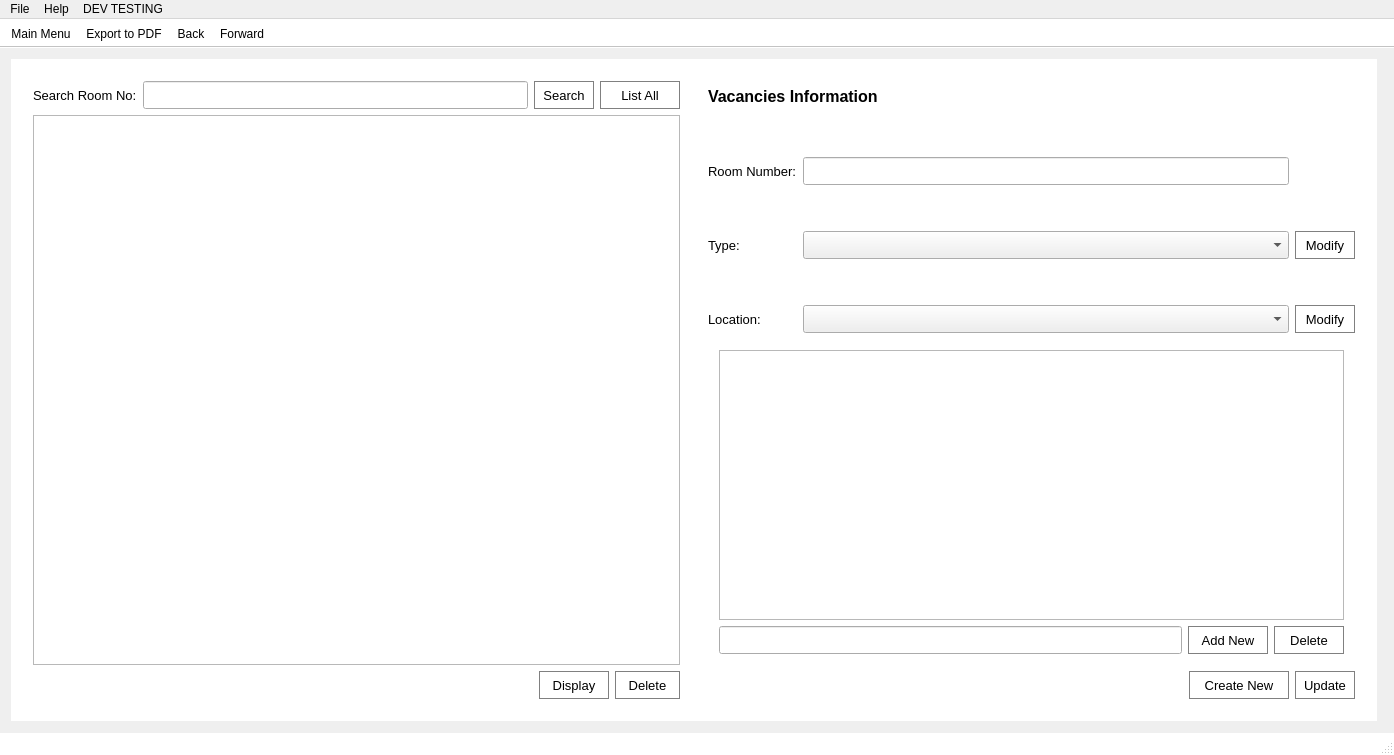
Above: ArcApp/mainwindow.ui from Arc-Project/Arc before the change. Below: the same form after it.
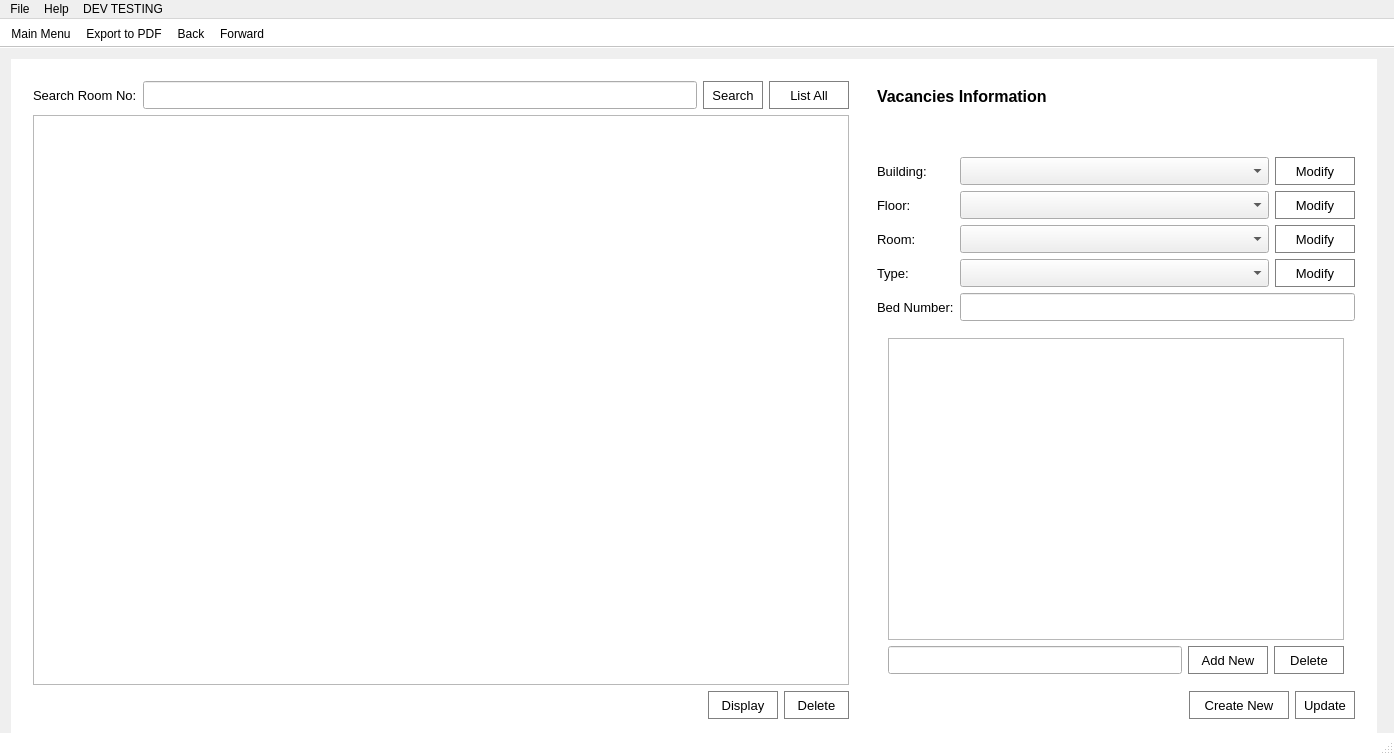
That is the form after the change. The open tabs and pages were chosen to show the change. Icons and pictures are not drawn.

Diff of the .ui file:
```diff
--- a/ArcApp/mainwindow.ui
+++ b/ArcApp/mainwindow.ui
@@ -110,11 +110,11 @@
       <x>11</x>
       <y>11</y>
       <width>1366</width>
-      <height>662</height>
+      <height>682</height>
      </rect>
     </property>
     <property name="currentIndex">
-     <number>3</number>
+     <number>12</number>
     </property>
     <widget class="QWidget" name="mainMenu">
      <layout class="QGridLayout" name="gridLayout_5">
@@ -1425,13 +1425,13 @@
              <widget class="QTimeEdit" name="wakeTime">
               <property name="minimumSize">
                <size>
-                <width>0</width>
+                <width>116</width>
                 <height>28</height>
                </size>
               </property>
               <property name="maximumSize">
                <size>
-                <width>130</width>
+                <width>116</width>
                 <height>16777215</height>
                </size>
               </property>
@@ -2047,6 +2047,11 @@
                  <height>28</height>
                 </size>
                </property>
+               <property name="font">
+                <font>
+                 <pointsize>10</pointsize>
+                </font>
+               </property>
                <property name="currentText">
                 <string>STANDARD</string>
                </property>
@@ -2473,6 +2478,11 @@
                      <height>28</height>
                     </size>
                    </property>
+                   <property name="font">
+                    <font>
+                     <pointsize>10</pointsize>
+                    </font>
+                   </property>
                    <property name="maximum">
                     <double>999.990000000000009</double>
                    </property>
@@ -2524,6 +2534,11 @@
                      <height>28</height>
                     </size>
                    </property>
+                   <property name="font">
+                    <font>
+                     <pointsize>10</pointsize>
+                    </font>
+                   </property>
                    <property name="maximum">
                     <double>999.990000000000009</double>
                    </property>
@@ -3622,7 +3637,7 @@
            <item row="0" column="1">
             <widget class="QStackedWidget" name="swdg_reports">
              <property name="currentIndex">
-              <number>0</number>
+              <number>3</number>
              </property>
              <widget class="QWidget" name="page_3">
               <layout class="QGridLayout" name="gridLayout_25">
@@ -3701,6 +3716,11 @@
                      <height>28</height>
                     </size>
                    </property>
+                   <property name="font">
+                    <font>
+                     <pointsize>10</pointsize>
+                    </font>
+                   </property>
                    <property name="calendarPopup">
                     <bool>true</bool>
                    </property>
@@ -4091,6 +4111,11 @@
                         <height>28</height>
                        </size>
                       </property>
+                      <property name="font">
+                       <font>
+                        <pointsize>10</pointsize>
+                       </font>
+                      </property>
                       <property name="calendarPopup">
                        <bool>true</bool>
                       </property>
@@ -4110,6 +4135,11 @@
                         <height>16777215</height>
                        </size>
                       </property>
+                      <property name="font">
+                       <font>
+                        <pointsize>10</pointsize>
+                       </font>
+                      </property>
                       <property name="readOnly">
                        <bool>false</bool>
                       </property>
@@ -4498,6 +4528,11 @@
                          <height>28</height>
                         </size>
                        </property>
+                       <property name="font">
+                        <font>
+                         <pointsize>10</pointsize>
+                        </font>
+                       </property>
                        <property name="calendarPopup">
                         <bool>true</bool>
                        </property>
@@ -4525,6 +4560,11 @@
                          <height>28</height>
                         </size>
                        </property>
+                       <property name="font">
+                        <font>
+                         <pointsize>10</pointsize>
+                        </font>
+                       </property>
                        <item>
                         <property name="text">
                          <string>ALL</string>
@@ -4744,6 +4784,11 @@
                      <height>28</height>
                     </size>
                    </property>
+                   <property name="font">
+                    <font>
+                     <pointsize>10</pointsize>
+                    </font>
+                   </property>
                   </widget>
                  </item>
                  <item row="1" column="0">
@@ -4772,6 +4817,11 @@
                      <height>28</height>
                     </size>
                    </property>
+                   <property name="font">
+                    <font>
+                     <pointsize>10</pointsize>
+                    </font>
+                   </property>
                   </widget>
                  </item>
                  <item row="2" column="0">
@@ -4800,6 +4850,11 @@
                      <height>28</height>
                     </size>
                    </property>
+                   <property name="font">
+                    <font>
+                     <pointsize>10</pointsize>
+                    </font>
+                   </property>
                   </widget>
                  </item>
                  <item row="3" column="0">
@@ -4828,6 +4883,11 @@
                      <height>28</height>
                     </size>
                    </property>
+                   <property name="font">
+                    <font>
+                     <pointsize>10</pointsize>
+                    </font>
+                   </property>
                   </widget>
                  </item>
                  <item row="4" column="0">
@@ -4856,6 +4916,11 @@
                      <height>28</height>
                     </size>
                    </property>
+                   <property name="font">
+                    <font>
+                     <pointsize>10</pointsize>
+                    </font>
+                   </property>
                   </widget>
                  </item>
                 </layout>
@@ -4894,6 +4959,11 @@
                      <height>28</height>
                     </size>
                    </property>
+                   <property name="font">
+                    <font>
+                     <pointsize>10</pointsize>
+                    </font>
+                   </property>
                   </widget>
                  </item>
                  <item row="1" column="0">
@@ -4922,6 +4992,11 @@
                      <height>28</height>
                     </size>
                    </property>
+                   <property name="font">
+                    <font>
+                     <pointsize>10</pointsize>
+                    </font>
+                   </property>
                   </widget>
                  </item>
                  <item row="2" column="0">
@@ -4950,6 +5025,11 @@
                      <height>28</height>
                     </size>
                    </property>
+                   <property name="font">
+                    <font>
+                     <pointsize>10</pointsize>
+                    </font>
+                   </property>
                   </widget>
                  </item>
                  <item row="3" column="0">
@@ -4978,6 +5058,11 @@
                      <height>28</height>
                     </size>
                    </property>
+                   <property name="font">
+                    <font>
+                     <pointsize>10</pointsize>
+                    </font>
+                   </property>
                   </widget>
                  </item>
                  <item row="4" column="0">
@@ -5006,6 +5091,11 @@
                      <height>28</height>
                     </size>
                    </property>
+                   <property name="font">
+                    <font>
+                     <pointsize>10</pointsize>
+                    </font>
+                   </property>
                   </widget>
                  </item>
                 </layout>
@@ -5327,13 +5417,88 @@
           <height>0</height>
          </size>
         </property>
-        <layout class="QGridLayout" name="gridLayout_40">
-         <item row="0" column="0">
-          <layout class="QVBoxLayout" name="verticalLayout_5">
+        <layout class="QGridLayout" name="gridLayout_22">
+         <item row="4" column="0" colspan="2">
+          <widget class="QStackedWidget" name="stackedWidget_2">
+           <property name="currentIndex">
+            <number>0</number>
+           </property>
+           <widget class="QWidget" name="page_4">
+            <layout class="QGridLayout" name="gridLayout_42">
+             <item row="0" column="0">
+              <widget class="QListWidget" name="list_roomTypeLoc">
+               <property name="frameShape">
+                <enum>QFrame::StyledPanel</enum>
+               </property>
+              </widget>
+             </item>
+             <item row="1" column="0">
+              <layout class="QHBoxLayout" name="horizontalLayout_32">
+               <item>
+                <widget class="QLineEdit" name="le_newTypeLoc">
+                 <property name="sizePolicy">
+                  <sizepolicy hsizetype="Expanding" vsizetype="Fixed">
+                   <horstretch>0</horstretch>
+                   <verstretch>0</verstretch>
+                  </sizepolicy>
+                 </property>
+                 <property name="minimumSize">
+                  <size>
+                   <width>0</width>
+                   <height>28</height>
+                  </size>
+                 </property>
+                </widget>
+               </item>
+               <item>
+                <widget class="QPushButton" name="btn_newTypeLoc">
+                 <property name="minimumSize">
+                  <size>
+                   <width>80</width>
+                   <height>28</height>
+                  </size>
+                 </property>
+                 <property name="font">
+                  <font>
+                   <pointsize>10</pointsize>
+                  </font>
+                 </property>
+                 <property name="text">
+                  <string>Add New</string>
+                 </property>
+                </widget>
+               </item>
+               <item>
+                <widget class="QPushButton" name="btn_delTypeLoc">
+                 <property name="minimumSize">
+                  <size>
+                   <width>70</width>
+                   <height>28</height>
+                  </size>
+                 </property>
+                 <property name="font">
+                  <font>
+                   <pointsize>10</pointsize>
+                  </font>
+                 </property>
+                 <property name="text">
+                  <string>Delete</string>
+                 </property>
+                </widget>
+               </item>
+              </layout>
+             </item>
+            </layout>
+           </widget>
+           <widget class="QWidget" name="page_9"/>
+          </widget>
+         </item>
+         <item row="5" column="0" colspan="2">
+          <layout class="QHBoxLayout" name="horizontalLayout_29">
            <item>
-            <widget class="QLabel" name="label_39">
+            <widget class="QLabel" name="lbl_editUserWarning_3">
              <property name="sizePolicy">
-              <sizepolicy hsizetype="Preferred" vsizetype="Fixed">
+              <sizepolicy hsizetype="Preferred" vsizetype="Ignored">
                <horstretch>0</horstretch>
                <verstretch>0</verstretch>
               </sizepolicy>
@@ -5341,367 +5506,393 @@
              <property name="minimumSize">
               <size>
                <width>0</width>
-               <height>30</height>
+               <height>28</height>
               </size>
              </property>
              <property name="font">
               <font>
-               <pointsize>12</pointsize>
-               <weight>75</weight>
-               <bold>true</bold>
+               <pointsize>10</pointsize>
               </font>
              </property>
              <property name="text">
-              <string>Vacancies Information</string>
+              <string/>
              </property>
             </widget>
            </item>
            <item>
-            <spacer name="verticalSpacer_13">
+            <spacer name="horizontalSpacer_25">
              <property name="orientation">
-              <enum>Qt::Vertical</enum>
-             </property>
-             <property name="sizeType">
-              <enum>QSizePolicy::Minimum</enum>
+              <enum>Qt::Horizontal</enum>
              </property>
              <property name="sizeHint" stdset="0">
               <size>
-               <width>20</width>
-               <height>40</height>
+               <width>40</width>
+               <height>20</height>
               </size>
              </property>
             </spacer>
            </item>
            <item>
-            <layout class="QGridLayout" name="gridLayout_44">
-             <item row="0" column="0">
-              <widget class="QLabel" name="lbl_roomNo">
-               <property name="sizePolicy">
-                <sizepolicy hsizetype="Minimum" vsizetype="Preferred">
-                 <horstretch>0</horstretch>
-                 <verstretch>0</verstretch>
-                </sizepolicy>
-               </property>
-               <property name="minimumSize">
-                <size>
-                 <width>0</width>
-                 <height>28</height>
-                </size>
-               </property>
-               <property name="font">
-                <font>
-                 <pointsize>10</pointsize>
-                </font>
-               </property>
-               <property name="text">
-                <string>Room Number:</string>
-               </property>
-              </widget>
-             </item>
-             <item row="0" column="1">
-              <widget class="QLineEdit" name="le_roomNo">
-               <property name="minimumSize">
-                <size>
-                 <width>0</width>
-                 <height>28</height>
-                </size>
-               </property>
-              </widget>
-             </item>
-             <item row="2" column="0">
-              <widget class="QLabel" name="lbl_roomType">
-               <property name="sizePolicy">
-                <sizepolicy hsizetype="Minimum" vsizetype="Preferred">
-                 <horstretch>0</horstretch>
-                 <verstretch>0</verstretch>
-                </sizepolicy>
-               </property>
-               <property name="minimumSize">
-                <size>
-                 <width>0</width>
-                 <height>28</height>
-                </size>
-               </property>
-               <property name="font">
-                <font>
-                 <pointsize>10</pointsize>
-                </font>
-               </property>
-               <property name="text">
-                <string>Type:</string>
-               </property>
-              </widget>
-             </item>
-             <item row="1" column="1">
-              <spacer name="verticalSpacer_15">
-               <property name="orientation">
-                <enum>Qt::Vertical</enum>
-               </property>
-               <property name="sizeType">
-                <enum>QSizePolicy::Minimum</enum>
-               </property>
-               <property name="sizeHint" stdset="0">
-                <size>
-                 <width>20</width>
-                 <height>40</height>
-                </size>
-               </property>
-              </spacer>
-             </item>
-             <item row="3" column="1">
-              <spacer name="verticalSpacer_14">
-               <property name="orientation">
-                <enum>Qt::Vertical</enum>
-               </property>
-               <property name="sizeType">
-                <enum>QSizePolicy::Minimum</enum>
-               </property>
-               <property name="sizeHint" stdset="0">
-                <size>
-                 <width>20</width>
-                 <height>40</height>
-                </size>
-               </property>
-              </spacer>
-             </item>
-             <item row="4" column="1">
-              <widget class="QComboBox" name="cbox_roomLoc">
-               <property name="minimumSize">
-                <size>
-                 <width>0</width>
-                 <height>28</height>
-                </size>
-               </property>
-               <property name="editable">
-                <bool>false</bool>
-               </property>
-               <property name="currentText">
-                <string/>
-               </property>
-               <property name="maxVisibleItems">
-                <number>20</number>
-               </property>
-              </widget>
-             </item>
-             <item row="4" column="0">
-              <widget class="QLabel" name="lbl_roomLoc">
-               <property name="sizePolicy">
-                <sizepolicy hsizetype="Minimum" vsizetype="Preferred">
-                 <horstretch>0</horstretch>
-                 <verstretch>0</verstretch>
-                </sizepolicy>
-               </property>
-               <property name="minimumSize">
-                <size>
-                 <width>0</width>
-                 <height>28</height>
-                </size>
-               </property>
-               <property name="font">
-                <font>
-                 <pointsize>10</pointsize>
-                </font>
-               </property>
-               <property name="text">
-                <string>Location:</string>
-               </property>
-              </widget>
-             </item>
-             <item row="2" column="2">
-              <widget class="QPushButton" name="btn_modRoomType">
-               <property name="minimumSize">
-                <size>
-                 <width>60</width>
-                 <height>28</height>
-                </size>
-               </property>
-               <property name="font">
-                <font>
-                 <pointsize>10</pointsize>
-                </font>
-               </property>
-               <property name="text">
-                <string>Modify</string>
-               </property>
-              </widget>
-             </item>
-             <item row="4" column="2">
-              <widget class="QPushButton" name="btn_modRoomLoc">
-               <property name="minimumSize">
-                <size>
-                 <width>60</width>
-                 <height>28</height>
-                </size>
-               </property>
-               <property name="font">
-                <font>
-                 <pointsize>10</pointsize>
-                </font>
-               </property>
-               <property name="text">
-                <string>Modify</string>
-               </property>
-              </widget>
-             </item>
-             <item row="2" column="1">
+            <widget class="QPushButton" name="btn_createNewUser_3">
+             <property name="minimumSize">
+              <size>
+               <width>100</width>
+               <height>28</height>
+              </size>
+             </property>
+             <property name="font">
+              <font>
+               <pointsize>10</pointsize>
+              </font>
+             </property>
+             <property name="text">
+              <string>Create New</string>
+             </property>
+            </widget>
+           </item>
+           <item>
+            <widget class="QPushButton" name="pushButton_14">
+             <property name="minimumSize">
+              <size>
+               <width>60</width>
+               <height>28</height>
+              </size>
+             </property>
+             <property name="font">
+              <font>
+               <pointsize>10</pointsize>
+              </font>
+             </property>
+             <property name="text">
+              <string>Update</string>
+             </property>
+            </widget>
+           </item>
+          </layout>
+         </item>
+         <item row="0" column="0" rowspan="2" colspan="2">
+          <widget class="QLabel" name="label_39">
+           <property name="sizePolicy">
+            <sizepolicy hsizetype="Preferred" vsizetype="Fixed">
+             <horstretch>0</horstretch>
+             <verstretch>0</verstretch>
+            </sizepolicy>
+           </property>
+           <property name="minimumSize">
+            <size>
+             <width>0</width>
+             <height>30</height>
+            </size>
+           </property>
+           <property name="font">
+            <font>
+             <pointsize>12</pointsize>
+             <weight>75</weight>
+             <bold>true</bold>
+            </font>
+           </property>
+           <property name="text">
+            <string>Vacancies Information</string>
+           </property>
+          </widget>
+         </item>
+         <item row="3" column="0" colspan="2">
+          <layout class="QFormLayout" name="formLayout_12">
+           <item row="0" column="0">
+            <widget class="QLabel" name="lbl_roomBldg">
+             <property name="sizePolicy">
+              <sizepolicy hsizetype="Minimum" vsizetype="Preferred">
+               <horstretch>0</horstretch>
+               <verstretch>0</verstretch>
+              </sizepolicy>
+             </property>
+             <property name="minimumSize">
+              <size>
+               <width>0</width>
+               <height>28</height>
+              </size>
+             </property>
+             <property name="font">
+              <font>
+               <pointsize>10</pointsize>
+              </font>
+             </property>
+             <property name="text">
+              <string>Building:</string>
+             </property>
+            </widget>
+           </item>
+           <item row="1" column="0">
+            <widget class="QLabel" name="lbl_roomFloor">
+             <property name="sizePolicy">
+              <sizepolicy hsizetype="Minimum" vsizetype="Preferred">
+               <horstretch>0</horstretch>
+               <verstretch>0</verstretch>
+              </sizepolicy>
+             </property>
+             <property name="minimumSize">
+              <size>
+               <width>0</width>
+               <height>28</height>
+              </size>
+             </property>
+             <property name="font">
+              <font>
+               <pointsize>10</pointsize>
+              </font>
+             </property>
+             <property name="text">
+              <string>Floor:</string>
+             </property>
+            </widget>
+           </item>
+           <item row="2" column="0">
+            <widget class="QLabel" name="lbl_roomRoom">
+             <property name="sizePolicy">
+              <sizepolicy hsizetype="Minimum" vsizetype="Preferred">
+               <horstretch>0</horstretch>
+               <verstretch>0</verstretch>
+              </sizepolicy>
+             </property>
+             <property name="minimumSize">
+              <size>
+               <width>0</width>
+               <height>28</height>
+              </size>
+             </property>
+             <property name="font">
+              <font>
+               <pointsize>10</pointsize>
+              </font>
+             </property>
+             <property name="text">
+              <string>Room:</string>
+             </property>
+            </widget>
+           </item>
+           <item row="3" column="0">
+            <widget class="QLabel" name="lbl_roomType">
+             <property name="sizePolicy">
+              <sizepolicy hsizetype="Minimum" vsizetype="Preferred">
+               <horstretch>0</horstretch>
+               <verstretch>0</verstretch>
+              </sizepolicy>
+             </property>
+             <property name="minimumSize">
+              <size>
+               <width>0</width>
+               <height>28</height>
+              </size>
+             </property>
+             <property name="font">
+              <font>
+               <pointsize>10</pointsize>
+              </font>
+             </property>
+             <property name="text">
+              <string>Type:</string>
+             </property>
+            </widget>
+           </item>
+           <item row="4" column="0">
+            <widget class="QLabel" name="lbl_roomNo">
+             <property name="sizePolicy">
+              <sizepolicy hsizetype="Minimum" vsizetype="Preferred">
+               <horstretch>0</horstretch>
+               <verstretch>0</verstretch>
+              </sizepolicy>
+             </property>
+             <property name="minimumSize">
+              <size>
+               <width>0</width>
+               <height>28</height>
+              </size>
+             </property>
+             <property name="font">
+              <font>
+               <pointsize>10</pointsize>
+              </font>
+             </property>
+             <property name="text">
+              <string>Bed Number:</string>
+             </property>
+            </widget>
+           </item>
+           <item row="4" column="1">
+            <widget class="QLineEdit" name="le_roomNo">
+             <property name="minimumSize">
+              <size>
+               <width>0</width>
+               <height>28</height>
+              </size>
+             </property>
+            </widget>
+           </item>
+           <item row="3" column="1">
+            <layout class="QHBoxLayout" name="horizontalLayout_39">
+             <item>
               <widget class="QComboBox" name="cbox_roomType">
                <property name="minimumSize">
                 <size>
-                 <width>0</width>
+                 <width>80</width>
                  <height>28</height>
                 </size>
                </property>
               </widget>
              </item>
+             <item>
+              <widget class="QPushButton" name="btn_modRoomType">
+               <property name="minimumSize">
+                <size>
+                 <width>60</width>
+                 <height>28</height>
+                </size>
+               </property>
+               <property name="maximumSize">
+                <size>
+                 <width>80</width>
+                 <height>16777215</height>
+                </size>
+               </property>
+               <property name="font">
+                <font>
+                 <pointsize>10</pointsize>
+                </font>
+               </property>
+               <property name="text">
+                <string>Modify</string>
+               </property>
+              </widget>
+             </item>
             </layout>
            </item>
-           <item>
-            <widget class="QStackedWidget" name="stackedWidget_2">
-             <property name="currentIndex">
-              <number>0</number>
-             </property>
-             <widget class="QWidget" name="page_4">
-              <layout class="QGridLayout" name="gridLayout_42">
-               <item row="0" column="0">
-                <widget class="QListWidget" name="list_roomTypeLoc">
-                 <property name="frameShape">
-                  <enum>QFrame::StyledPanel</enum>
-                 </property>
-                </widget>
-               </item>
-               <item row="1" column="0">
-                <layout class="QHBoxLayout" name="horizontalLayout_32">
-                 <item>
-                  <widget class="QLineEdit" name="le_newTypeLoc">
-                   <property name="sizePolicy">
-                    <sizepolicy hsizetype="Expanding" vsizetype="Fixed">
-                     <horstretch>0</horstretch>
-                     <verstretch>0</verstretch>
-                    </sizepolicy>
-                   </property>
-                   <property name="minimumSize">
-                    <size>
-                     <width>0</width>
-                     <height>28</height>
-                    </size>
-                   </property>
-                  </widget>
-                 </item>
-                 <item>
-                  <widget class="QPushButton" name="btn_newTypeLoc">
-                   <property name="minimumSize">
-                    <size>
-                     <width>80</width>
-                     <height>28</height>
-                    </size>
-                   </property>
-                   <property name="font">
-                    <font>
-                     <pointsize>10</pointsize>
-                    </font>
-                   </property>
-                   <property name="text">
-                    <string>Add New</string>
-                   </property>
-                  </widget>
-                 </item>
-                 <item>
-                  <widget class="QPushButton" name="btn_delTypeLoc">
-                   <property name="minimumSize">
-                    <size>
-                     <width>70</width>
-                     <height>28</height>
-                    </size>
-                   </property>
-                   <property name="font">
-                    <font>
-                     <pointsize>10</pointsize>
-                    </font>
-                   </property>
-                   <property name="text">
-                    <string>Delete</string>
-                   </property>
-                  </widget>
-                 </item>
-                </layout>
-               </item>
-              </layout>
-             </widget>
-             <widget class="QWidget" name="page_9"/>
-            </widget>
-           </item>
-           <item>
-            <layout class="QHBoxLayout" name="horizontalLayout_29">
+           <item row="2" column="1">
+            <layout class="QHBoxLayout" name="horizontalLayout_38">
              <item>
-              <widget class="QLabel" name="lbl_editUserWarning_3">
-               <property name="sizePolicy">
-                <sizepolicy hsizetype="Preferred" vsizetype="Ignored">
-                 <horstretch>0</horstretch>
-                 <verstretch>0</verstretch>
-                </sizepolicy>
+              <widget class="QComboBox" name="cbox_roomRoom">
+               <property name="minimumSize">
+                <size>
+                 <width>80</width>
+                 <height>28</height>
+                </size>
                </property>
+              </widget>
+             </item>
+             <item>
+              <widget class="QPushButton" name="btn_modRoomRoom">
                <property name="minimumSize">
                 <size>
-                 <width>0</width>
+                 <width>60</width>
                  <height>28</height>
                 </size>
                </property>
+               <property name="maximumSize">
+                <size>
+                 <width>80</width>
+                 <height>16777215</height>
+                </size>
+               </property>
                <property name="font">
                 <font>
                  <pointsize>10</pointsize>
                 </font>
                </property>
                <property name="text">
-                <string/>
+                <string>Modify</string>
                </property>
               </widget>
              </item>
+            </layout>
+           </item>
+           <item row="1" column="1">
+            <layout class="QHBoxLayout" name="horizontalLayout_37">
              <item>
-              <spacer name="horizontalSpacer_25">
-               <property name="orientation">
-                <enum>Qt::Horizontal</enum>
-               </property>
-               <property name="sizeHint" stdset="0">
+              <widget class="QComboBox" name="cbox_roomFloor">
+               <property name="minimumSize">
                 <size>
-                 <width>40</width>
-                 <height>20</height>
+                 <width>80</width>
+                 <height>28</height>
                 </size>
                </property>
-              </spacer>
+               <property name="editable">
+                <bool>false</bool>
+               </property>
+               <property name="currentText">
+                <string/>
+               </property>
+               <property name="maxVisibleItems">
+                <number>20</number>
+               </property>
+              </widget>
              </item>
              <item>
-              <widget class="QPushButton" name="btn_createNewUser_3">
+              <widget class="QPushButton" name="btn_modRoomFloor">
                <property name="minimumSize">
                 <size>
-                 <width>100</width>
+                 <width>60</width>
                  <height>28</height>
                 </size>
                </property>
+               <property name="maximumSize">
+                <size>
+                 <width>80</width>
+                 <height>16777215</height>
+                </size>
+               </property>
                <property name="font">
                 <font>
                  <pointsize>10</pointsize>
                 </font>
                </property>
                <property name="text">
-                <string>Create New</string>
+                <string>Modify</string>
                </property>
               </widget>
              </item>
+            </layout>
+           </item>
+           <item row="0" column="1">
+            <layout class="QHBoxLayout" name="horizontalLayout_36">
              <item>
-              <widget class="QPushButton" name="pushButton_14">
+              <widget class="QComboBox" name="cbox_roomLoc">
                <property name="minimumSize">
                 <size>
+                 <width>80</width>
+                 <height>28</height>
+                </size>
+               </property>
+               <property name="editable">
+                <bool>false</bool>
+               </property>
+               <property name="currentText">
+                <string/>
+               </property>
+               <property name="maxVisibleItems">
+                <number>20</number>
+               </property>
+              </widget>
+             </item>
+             <item>
+              <widget class="QPushButton" name="btn_modRoomBdlg">
+               <property name="minimumSize">
+                <size>
                  <width>60</width>
                  <height>28</height>
                 </size>
                </property>
+               <property name="maximumSize">
+                <size>
+                 <width>80</width>
+                 <height>16777215</height>
+                </size>
+               </property>
                <property name="font">
                 <font>
                  <pointsize>10</pointsize>
                 </font>
                </property>
                <property name="text">
-                <string>Update</string>
+                <string>Modify</string>
                </property>
               </widget>
              </item>
@@ -5709,6 +5900,22 @@
            </item>
           </layout>
          </item>
+         <item row="2" column="0">
+          <spacer name="verticalSpacer_13">
+           <property name="orientation">
+            <enum>Qt::Vertical</enum>
+           </property>
+           <property name="sizeType">
+            <enum>QSizePolicy::Minimum</enum>
+           </property>
+           <property name="sizeHint" stdset="0">
+            <size>
+             <width>20</width>
+             <height>40</height>
+            </size>
+           </property>
+          </spacer>
+         </item>
         </layout>
        </widget>
       </item>
```
